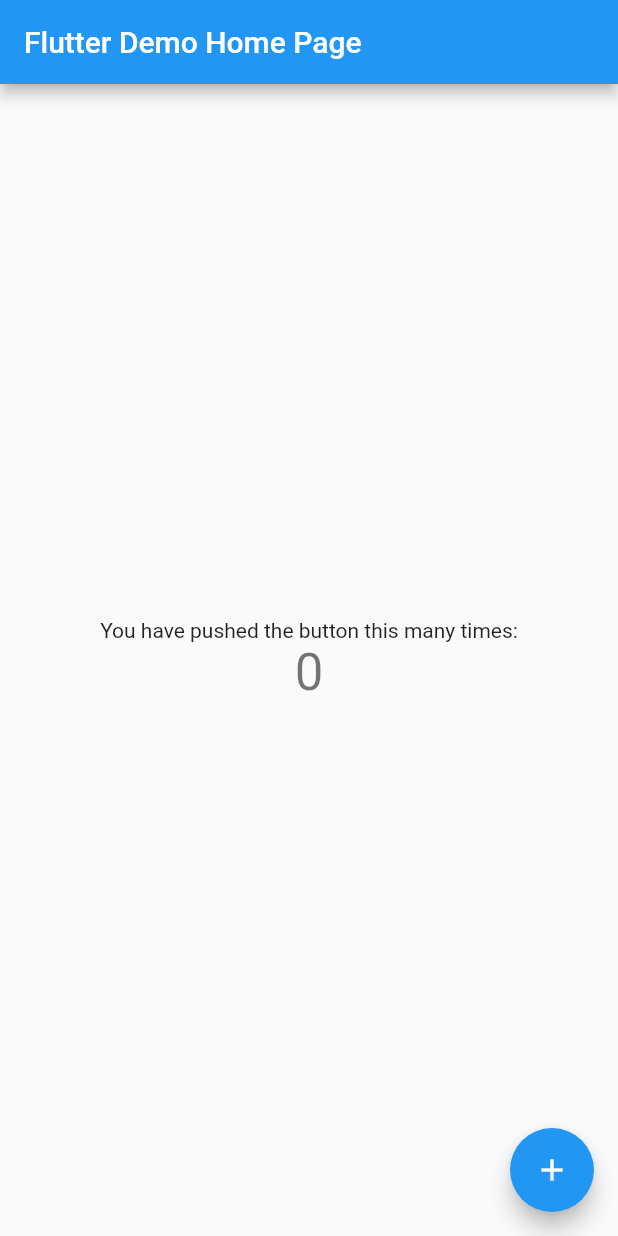
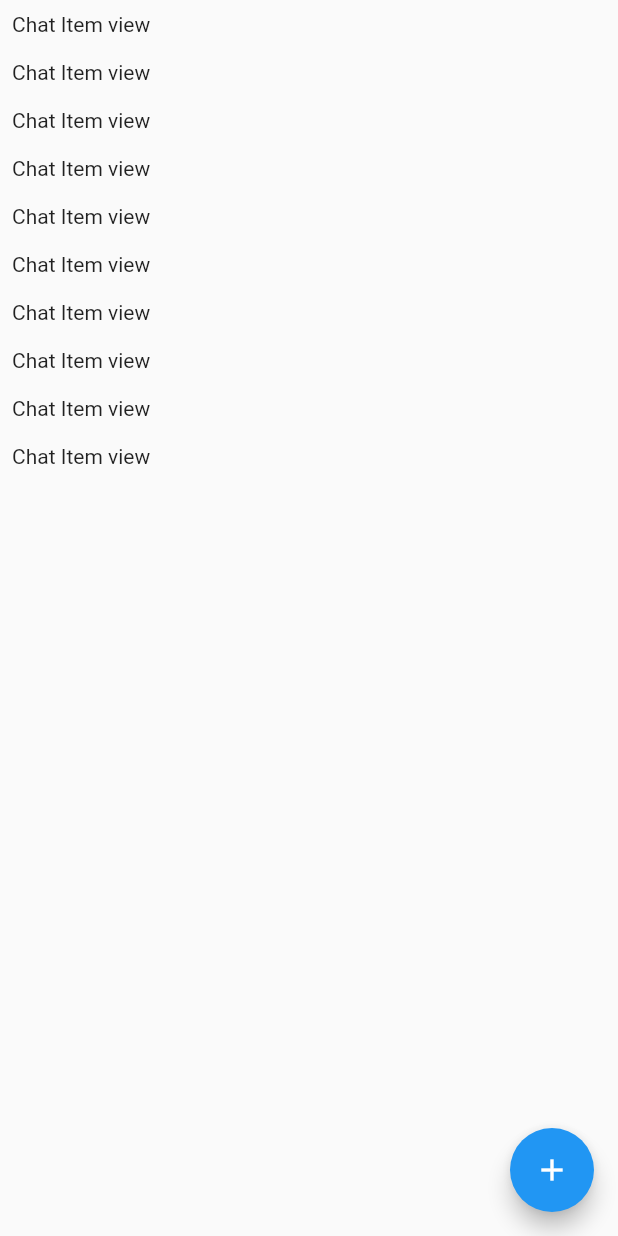
Before and after one commit to Lee-Yoonjoo/flutter_firebase_chat, a Flutter app: the screen it shows after launch, on a phone screen of 412 x 824 dp. Run offline on Flutter 3.47's test engine with Material 2 defaults, Android fonts, the phone set to English and light mode, and no system bars; our stand-ins replace cloud_firestore; accounts and stored records are empty.

```diff
--- a/lib/main.dart
+++ b/lib/main.dart
@@ -1,4 +1,5 @@
 import 'package:flutter/material.dart';
+import 'package:flutter_firebase_chat/screens/chat_screen.dart';
 
 void main() {
   runApp(const MyApp());
@@ -11,7 +12,7 @@ class MyApp extends StatelessWidget {
   @override
   Widget build(BuildContext context) {
     return MaterialApp(
-      title: 'Flutter Demo',
+      title: 'Flutter Chat',
       theme: ThemeData(
         // This is the theme of your application.
         //
@@ -24,92 +25,8 @@ class MyApp extends StatelessWidget {
         // is not restarted.
         primarySwatch: Colors.blue,
       ),
-      home: const MyHomePage(title: 'Flutter Demo Home Page'),
+      debugShowCheckedModeBanner: false,
+      home: ChatScreen(),
     );
   }
 }
-
-class MyHomePage extends StatefulWidget {
-  const MyHomePage({Key? key, required this.title}) : super(key: key);
-
-  // This widget is the home page of your application. It is stateful, meaning
-  // that it has a State object (defined below) that contains fields that affect
-  // how it looks.
-
-  // This class is the configuration for the state. It holds the values (in this
-  // case the title) provided by the parent (in this case the App widget) and
-  // used by the build method of the State. Fields in a Widget subclass are
-  // always marked "final".
-
-  final String title;
-
-  @override
-  State<MyHomePage> createState() => _MyHomePageState();
-}
-
-class _MyHomePageState extends State<MyHomePage> {
-  int _counter = 0;
-
-  void _incrementCounter() {
-    setState(() {
-      // This call to setState tells the Flutter framework that something has
-      // changed in this State, which causes it to rerun the build method below
-      // so that the display can reflect the updated values. If we changed
-      // _counter without calling setState(), then the build method would not be
-      // called again, and so nothing would appear to happen.
-      _counter++;
-    });
-  }
-
-  @override
-  Widget build(BuildContext context) {
-    // This method is rerun every time setState is called, for instance as done
-    // by the _incrementCounter method above.
-    //
-    // The Flutter framework has been optimized to make rerunning build methods
-    // fast, so that you can just rebuild anything that needs updating rather
-    // than having to individually change instances of widgets.
-    return Scaffold(
-      appBar: AppBar(
-        // Here we take the value from the MyHomePage object that was created by
-        // the App.build method, and use it to set our appbar title.
-        title: Text(widget.title),
-      ),
-      body: Center(
-        // Center is a layout widget. It takes a single child and positions it
-        // in the middle of the parent.
-        child: Column(
-          // Column is also a layout widget. It takes a list of children and
-          // arranges them vertically. By default, it sizes itself to fit its
-          // children horizontally, and tries to be as tall as its parent.
-          //
-          // Invoke "debug painting" (press "p" in the console, choose the
-          // "Toggle Debug Paint" action from the Flutter Inspector in Android
-          // Studio, or the "Toggle Debug Paint" command in Visual Studio Code)
-          // to see the wireframe for each widget.
-          //
-          // Column has various properties to control how it sizes itself and
-          // how it positions its children. Here we use mainAxisAlignment to
-          // center the children vertically; the main axis here is the vertical
-          // axis because Columns are vertical (the cross axis would be
-          // horizontal).
-          mainAxisAlignment: MainAxisAlignment.center,
-          children: <Widget>[
-            const Text(
-              'You have pushed the button this many times:',
-            ),
-            Text(
-              '$_counter',
-              style: Theme.of(context).textTheme.headline4,
-            ),
-          ],
-        ),
-      ),
-      floatingActionButton: FloatingActionButton(
-        onPressed: _incrementCounter,
-        tooltip: 'Increment',
-        child: const Icon(Icons.add),
-      ), // This trailing comma makes auto-formatting nicer for build methods.
-    );
-  }
-}
--- /dev/null
+++ b/lib/screens/chat_screen.dart
@@ -0,0 +1,28 @@
+import 'package:flutter/material.dart';
+import 'package:cloud_firestore/cloud_firestore.dart';
+
+class ChatScreen extends StatelessWidget {
+  @override
+  Widget build(BuildContext context) {
+    return Scaffold(
+      body: ListView.builder(
+        itemCount: 10,
+        itemBuilder: (context, index) => Container(
+          padding: EdgeInsets.all(8),
+          child: Text('Chat Item view'),
+        ),
+      ),
+      floatingActionButton: FloatingActionButton(
+        child: Icon(Icons.add),
+        onPressed: () {
+          FirebaseFirestore.instance
+              .collection('chats/NwC82NLL2WPoxO48FGZc/messages')
+              .snapshots()
+              .listen((event) {
+                print(event);
+          });
+        },
+      ),
+    );
+  }
+}
--- a/pubspec.yaml
+++ b/pubspec.yaml
@@ -34,6 +34,7 @@ dependencies:
   # The following adds the Cupertino Icons font to your application.
   # Use with the CupertinoIcons class for iOS style icons.
   cupertino_icons: ^1.0.2
+  cloud_firestore: ^3.1.10
 
 dev_dependencies:
   flutter_test:
```
Also changed, not shown: lib/screens/auth_screen.dart (added), pubspec.lock, 7 other files.
